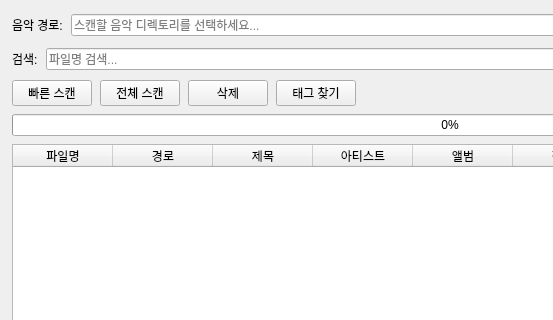
Before: the Qt Designer form src/main_window.ui in musiren/mp3-archive, drawn with Qt 5; both pictures show x 0 to 553 and y 0 to 320 of the 900 by 620 pixel window.
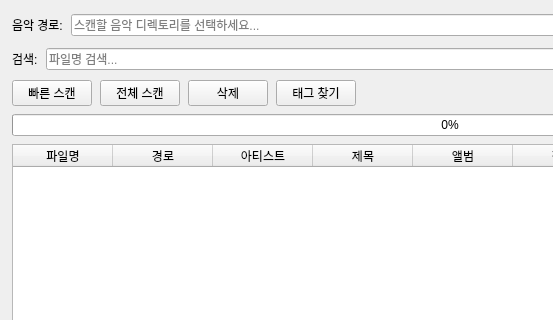
After: the same form once the commit is applied.

```diff
--- a/src/main_window.ui
+++ b/src/main_window.ui
@@ -266,10 +266,10 @@
        <property name="text"><string>경로</string></property>
       </column>
       <column>
-       <property name="text"><string>제목</string></property>
+       <property name="text"><string>아티스트</string></property>
       </column>
       <column>
-       <property name="text"><string>아티스트</string></property>
+       <property name="text"><string>제목</string></property>
       </column>
       <column>
        <property name="text"><string>앨범</string></property>
```
